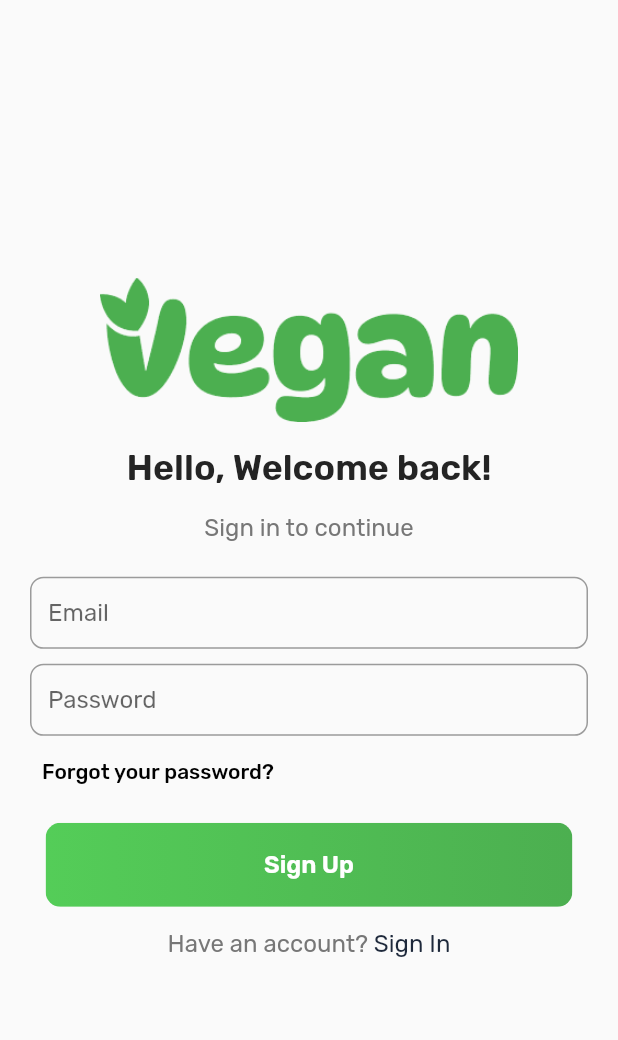
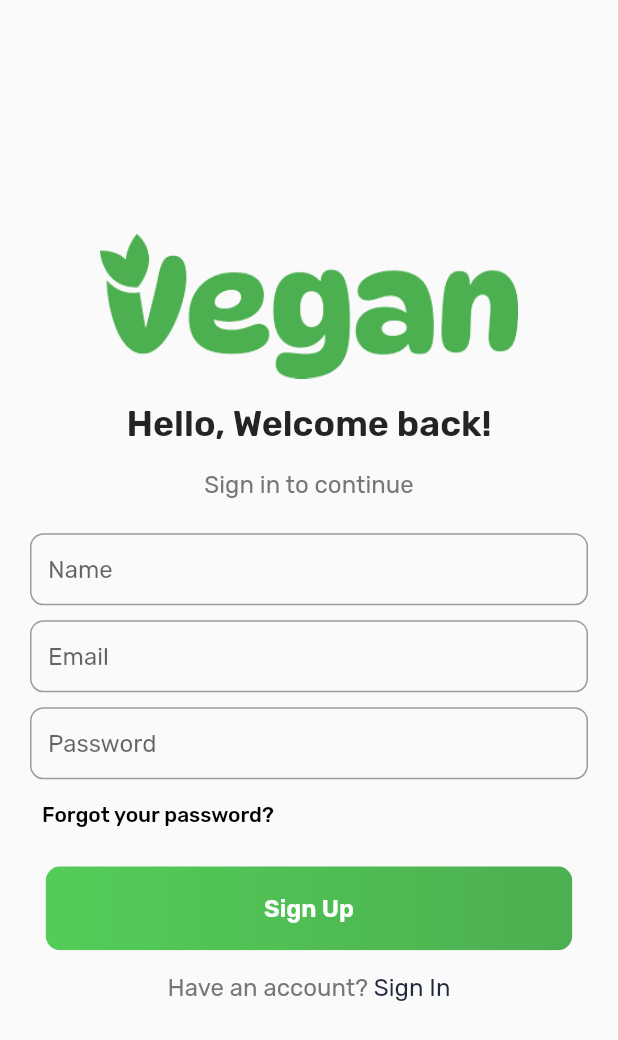
Before and after one commit to AdeebAbubacker/fruit_shop_app, a Flutter app: the RegistrationScreen screen opened by its route, after a tap on "Sign Up", on a phone screen of 412 x 824 dp. Shown: the top 1040 px of the screen. Run offline on Flutter 3.47's test engine with Material 3 defaults, Android fonts, the phone set to English and light mode, and no system bars; our stand-ins replace bloc, carousel_slider, cloud_firestore, dartz, firebase_auth, firebase_core and 3 more; missing offline and left inert: jumping_dot, svg_flutter; accounts and stored records are empty; network calls fail.

Commit message:
Registeration updated

```diff
--- a/lib/core/service/auth/auth_service.dart
+++ b/lib/core/service/auth/auth_service.dart
@@ -25,16 +25,18 @@ class AuthService {
     }
   }
 
-  Future<Either<String, User?>> register(String email, String password) async {
+  Future<Either<String, User?>> register(
+      String email, String password, String name) async {
     try {
       UserCredential userCredential =
           await _firebaseAuth.createUserWithEmailAndPassword(
         email: email,
         password: password,
+
       );
       User? user = userCredential.user;
       if (user != null) {
-        await _updateUserData(user);
+        await _updateUserData(user, name: name);
       }
       return Right(userCredential.user);
     } catch (e) {
@@ -61,7 +63,8 @@ class AuthService {
       return Left(false);
     }
   }
-   Future<Either<bool, bool>> logout() async {
+
+  Future<Either<bool, bool>> logout() async {
     try {
       await _firebaseAuth.signOut();
       return const Right(true);
--- a/lib/core/view_model/regsiter/register_bloc.dart
+++ b/lib/core/view_model/regsiter/register_bloc.dart
@@ -14,7 +14,11 @@ class RegisterBloc extends Bloc<RegisterEvent, RegisterState> {
       emit(const RegisterState.loading());
 
       try {
-        final result = await authService.register(event.email, event.password);
+        final result = await authService.register(
+          event.email,
+          event.password,
+          event.name,
+        );
 
         await result.fold((failure) async {
           emit(RegisterState.registerFailure(error: failure.toString()));
--- a/lib/core/view_model/regsiter/register_event.dart
+++ b/lib/core/view_model/regsiter/register_event.dart
@@ -6,5 +6,6 @@ class RegisterEvent with _$RegisterEvent {
   const factory RegisterEvent.registerRequested({
     required String email,
     required String password,
+    required String name,
   }) = _RegisterEvent;
 }
--- a/lib/main.dart
+++ b/lib/main.dart
@@ -21,7 +21,6 @@ import 'package:flutter_bloc/flutter_bloc.dart';
 import 'package:firebase_core/firebase_core.dart';
 import 'package:fruit_shop_app/screens/auth_screen/regsiter_screen.dart';
 import 'package:fruit_shop_app/screens/main_screen/main_screen.dart';
-import 'package:fruit_shop_app/screens/sample_orders.dart';
 import 'package:fruit_shop_app/screens/splash_screen/splash_screen.dart';
 import 'package:fruit_shop_app/screens/view_item/view_item_screen.dart';
 import 'package:fruit_shop_app/screens/view_order_detail/view_order_detail_screen.dart';
@@ -91,48 +90,15 @@ class MyApp extends StatelessWidget {
         ),
         initialRoute: '/',
         routes: {
-          '/viewOrderDetails': (context) => const ViewOrderDetailScreen(),
           '/': (context) => const SplashScreen(),
           '/sigin': (context) => const SignInScreen(),
           '/register': (context) =>
               const RegistrationScreen(), // Pass the actual item map
           '/mainscreen': (context) => const MainScreen(),
-          '/item': (context) => ViewItemScreen(),
+          '/viewItemDetails': (context) => ViewItemScreen(),
+          '/viewOrderDetails': (context) => const ViewOrderDetailScreen(),
         },
       ),
     );
   }
 }
-
-
-// import 'package:flutter/material.dart';
-// import 'package:firebase_core/firebase_core.dart';
-// // import 'screens/home_page.dart';
-// // import 'screens/item_screen.dart';
-// // import 'screens/cart_screen.dart';
-// // import 'screens/order_screen.dart';
-
-// void main() async {
-//   WidgetsFlutterBinding.ensureInitialized();
-//   await Firebase.initializeApp();
-//   runApp(MyApp());
-// }
-
-// class MyApp extends StatelessWidget {
-//   @override
-//   Widget build(BuildContext context) {
-//     return MaterialApp(
-//       title: 'E-commerce App',
-//       theme: ThemeData(
-//         primarySwatch: Colors.blue,
-//       ),
-//       initialRoute: '/',
-//       routes: {
-//         '/': (context) => SignInScreen(),
-//         '/item': (context) => ItemScreen(), // Pass the actual item map
-//         '/cart': (context) => CartScreen(),
-//         '/order': (context) => OrderScreen(),
-//       },
-//     );
-//   }
-// }
--- a/lib/screens/auth_screen/regsiter_screen.dart
+++ b/lib/screens/auth_screen/regsiter_screen.dart
@@ -14,8 +14,10 @@ class RegistrationScreen extends StatefulWidget {
 }
 
 class _RegistrationScreenState extends State<RegistrationScreen> {
+  final TextEditingController namecontroller = TextEditingController();
   final TextEditingController emailcontroller = TextEditingController();
   final TextEditingController passwordcontroller = TextEditingController();
+  final FocusNode namefocusNode = FocusNode();
   final FocusNode emailfocusNode = FocusNode();
   final FocusNode passwordfocusNode = FocusNode();
 
@@ -94,6 +96,12 @@ class _RegistrationScreenState extends State<RegistrationScreen> {
                         crossAxisAlignment: CrossAxisAlignment.start,
                         children: [
                           TextFieldWidget(
+                            focusNode: namefocusNode,
+                            controller: namecontroller,
+                            hintText: 'Name',
+                          ),
+                          SizedBox(height: 10),
+                          TextFieldWidget(
                             focusNode: emailfocusNode,
                             controller: emailcontroller,
                             hintText: 'Email',
@@ -119,11 +127,16 @@ class _RegistrationScreenState extends State<RegistrationScreen> {
                       const SizedBox(height: 10),
                       ColoredButton(
                         onPressed: () {
+                          final name = namecontroller.text;
                           final email = emailcontroller.text;
                           final password = passwordcontroller.text;
-                          context.read<RegisterBloc>().add(
-                              RegisterEvent.registerRequested(
-                                  email: email, password: password));
+                          context
+                              .read<RegisterBloc>()
+                              .add(RegisterEvent.registerRequested(
+                                name: name,
+                                email: email,
+                                password: password,
+                              ));
                         },
                         text: 'Sign Up',
                       ),
--- a/lib/widgets/home_list_lowest_price.dart
+++ b/lib/widgets/home_list_lowest_price.dart
@@ -30,7 +30,7 @@ class HomeListLowestPrice extends StatelessWidget {
                   Item item = value.items[index];
                   return InkWell(
                     onTap: () {
-                      Navigator.pushNamed(context, '/item', arguments: item);
+                      Navigator.pushNamed(context, '/viewItemDetails', arguments: item);
                     },
                     child: Padding(
                       padding: const EdgeInsets.all(8.0),
```
Also changed, not shown: lib/screens/sample_orders.dart (deleted, +0 -75 lines), lib/core/view_model/regsiter/register_bloc.freezed.dart.
